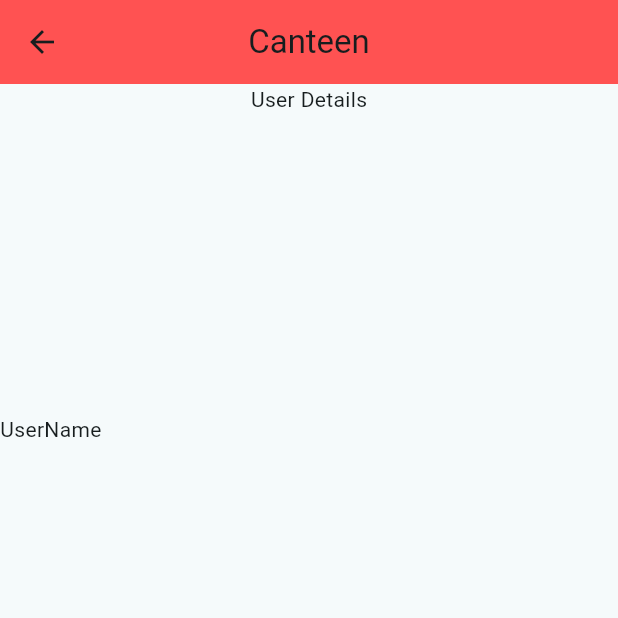
After one commit to sayyam134/Canteen, a Flutter app: the SignUp screen opened directly, on a phone screen of 412 x 824 dp, the top half of it. The commit adds this screen. Run offline on Flutter 3.47's test engine with Material 3 defaults, Android fonts, the phone set to English and light mode, and no system bars; our stand-ins replace lottie; missing offline and left inert: dart:html.

Commit message:
sign Up 1.0

```diff
--- a/lib/Screens/LoginScreen.dart
+++ b/lib/Screens/LoginScreen.dart
@@ -23,7 +23,7 @@ class _LoginScreenState extends State<LoginScreen> {
           Container(
             height: 50,
             color: Colors.yellowAccent,
-            child: Center(child: Text("Khao Pet Bhar Ke..")),
+            child: const Center(child: Text("Khao Pet Bhar Ke..")),
           ),
           Padding(
             padding:
@@ -36,14 +36,14 @@ class _LoginScreenState extends State<LoginScreen> {
           ),
           ElevatedButton(
               onPressed: () {},
-              child: Text("Continue as....",style: TextStyle(color: Colors.white),),
+              child: const Text("Continue as....",style: TextStyle(color: Colors.white),),
               style: ButtonStyle(
 
                   backgroundColor: MaterialStateColor.resolveWith(
                       (states) => Colors.redAccent),)),
 
-          Padding(
-            padding: const EdgeInsets.only(top: 50),
+          const Padding(
+            padding: EdgeInsets.only(top: 50),
             child: Text("Terms & Condition, Policy"),
           )
         ],
--- /dev/null
+++ b/lib/Screens/SignUp.dart
@@ -0,0 +1,38 @@
+import 'dart:html';
+
+import 'package:flutter/material.dart';
+class SignUp extends StatefulWidget {
+  const SignUp({super.key});
+
+  @override
+  State<SignUp> createState() => _SignUpState();
+}
+
+class _SignUpState extends State<SignUp> {
+  @override
+  Widget build(BuildContext context) {
+    return SafeArea(
+        child: Scaffold(
+           appBar: AppBar(
+          backgroundColor: Colors.redAccent,
+          title: const Text("Canteen"),
+          centerTitle: true,
+        ),
+          body: const Center(
+            child: Column(
+              children: [
+                Text("User Details"),
+                SizedBox(
+                  height: 200,
+                ),
+                Align(
+                alignment: Alignment.topLeft
+                ,child: Text("UserName")),
+
+              ],
+            ),
+          ),
+        )
+    );
+  }
+}
```
